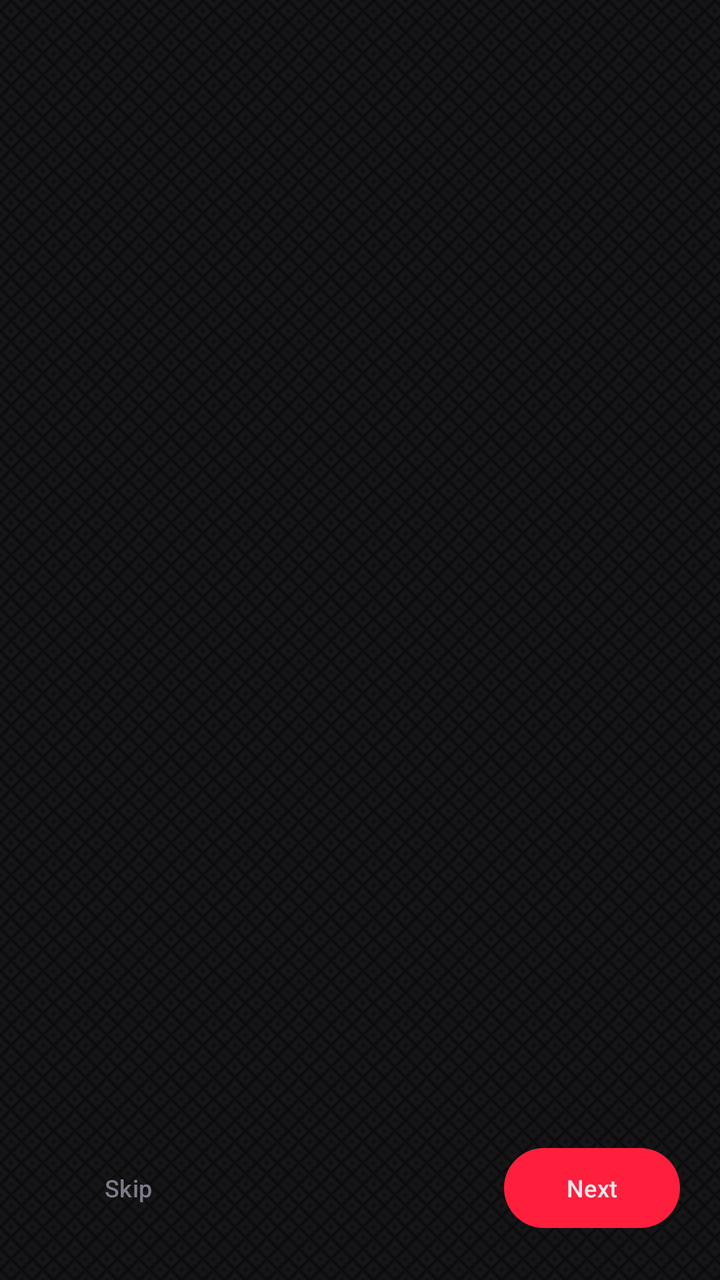
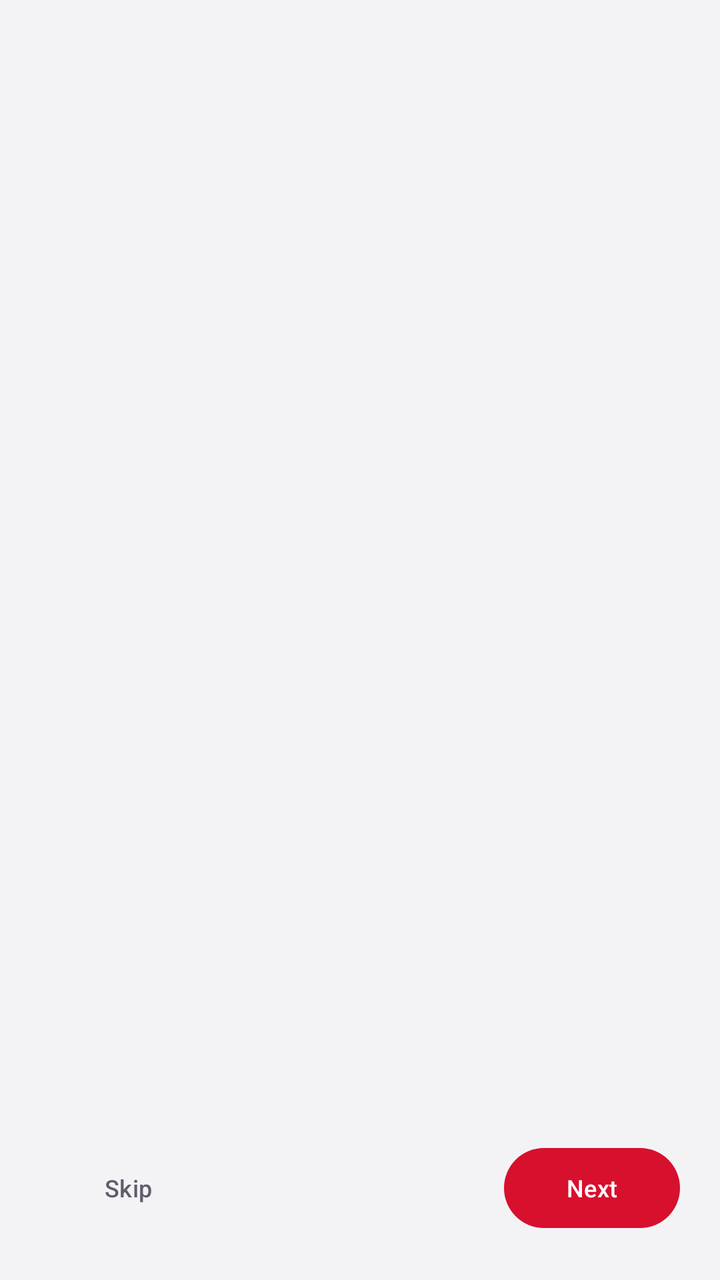

The first picture is an Android layout as it rendered before a commit; the second is the same layout after the commit. The layout source and the unified diff follow.
<!-- AndroidManifest.xml: application theme Theme.GestureMouse -->
<!-- res/layout/dialog_tutorial.xml -->
<?xml version="1.0" encoding="utf-8"?>
<LinearLayout xmlns:android="http://schemas.android.com/apk/res/android"
    xmlns:app="http://schemas.android.com/apk/res-auto"
    android:layout_width="match_parent"
    android:layout_height="match_parent"
    android:orientation="vertical"
    android:background="@drawable/carbon_fiber"
    android:fitsSystemWindows="true">

    <androidx.viewpager2.widget.ViewPager2
        android:id="@+id/tutorialPager"
        android:layout_width="match_parent"
        android:layout_height="0dp"
        android:layout_weight="1" />

    <com.google.android.material.tabs.TabLayout
        android:id="@+id/tutorialDots"
        android:layout_width="wrap_content"
        android:layout_height="wrap_content"
        android:layout_gravity="center_horizontal"
        android:background="@android:color/transparent"
        app:tabBackground="@drawable/tab_dot"
        app:tabGravity="center"
        app:tabIndicatorHeight="0dp"
        app:tabMinWidth="0dp"
        app:tabPaddingStart="7dp"
        app:tabPaddingEnd="7dp" />

    <LinearLayout
        android:layout_width="match_parent"
        android:layout_height="wrap_content"
        android:orientation="horizontal"
        android:gravity="center_vertical"
        android:paddingHorizontal="20dp"
        android:paddingTop="14dp"
        android:paddingBottom="22dp">

        <com.google.android.material.button.MaterialButton
            android:id="@+id/tutorialSkip"
            style="@style/Widget.Material3.Button.TextButton"
            android:layout_width="wrap_content"
            android:layout_height="wrap_content"
            android:text="Skip"
            android:textColor="@color/dim"
            android:textSize="12sp" />

        <View
            android:layout_width="0dp"
            android:layout_height="1dp"
            android:layout_weight="1" />

        <com.google.android.material.button.MaterialButton
            android:id="@+id/tutorialNext"
            style="@style/Widget.Material3.Button"
            android:layout_width="wrap_content"
            android:layout_height="wrap_content"
            android:paddingHorizontal="26dp"
            android:text="Next"
            android:textSize="12sp" />
    </LinearLayout>
</LinearLayout>
<!-- resources referenced by this layout -->
<resources>
  <color name="dim">#FF7C7C88</color>
  <!-- drawable carbon_fiber (drawable) -->
  <?xml version="1.0" encoding="utf-8"?>
  <bitmap xmlns:android="http://schemas.android.com/apk/res/android"
      android:src="@drawable/carbon_tile"
      android:tileMode="repeat"
      android:dither="true" />
  <!-- drawable tab_dot (drawable) -->
  <?xml version="1.0" encoding="utf-8"?>
  <selector xmlns:android="http://schemas.android.com/apk/res/android">
      <item android:state_selected="true">
          <layer-list>
              <item android:gravity="center" android:width="8dp" android:height="8dp">
                  <shape android:shape="oval">
                      <solid android:color="@color/track" />
                  </shape>
              </item>
          </layer-list>
      </item>
      <item>
          <layer-list>
              <item android:gravity="center" android:width="8dp" android:height="8dp">
                  <shape android:shape="oval">
                      <solid android:color="@color/line" />
                  </shape>
              </item>
          </layer-list>
      </item>
  </selector>
  <style name="Theme.GestureMouse" parent="Theme.Material3.Dark.NoActionBar">
          <item name="colorPrimary">@color/track</item>
          <item name="colorOnPrimary">@color/paper</item>
          <item name="colorSecondary">@color/fire</item>
          <item name="android:colorBackground">@color/ink</item>
          <item name="android:statusBarColor">@color/ink</item>
          <item name="android:navigationBarColor">@color/ink</item>
          <item name="android:textColor">@color/paper</item>
          <item name="tabIndicatorColor">@color/track</item>
      </style>
  <!-- drawable carbon_tile: png bitmap (drawable-nodpi, 375 bytes) -->
  <color name="track">#FFFF1F3D</color>
  <color name="line">#FF2A2A32</color>
  <color name="paper">#FFE8E8EC</color>
  <color name="fire">#FFFFA62B</color>
  <color name="ink">#FF0A0A0C</color>
</resources>

<!-- the commit's change to res/layout/dialog_tutorial.xml (unified diff, before → after) -->
@@ -4,7 +4,7 @@
     android:layout_width="match_parent"
     android:layout_height="match_parent"
     android:orientation="vertical"
-    android:background="@drawable/carbon_fiber"
+    android:background="@drawable/app_background"
     android:fitsSystemWindows="true">
 
     <androidx.viewpager2.widget.ViewPager2
<!-- resource entries referenced after the edit -->
@@ -1,12 +1,11 @@
 <!-- resources referenced by this layout -->
 <resources>
-  <color name="dim">#FF7C7C88</color>
-  <!-- drawable carbon_fiber (drawable) -->
+  <color name="dim">#FF5E5E6B</color>
+  <!-- drawable app_background (drawable) -->
   <?xml version="1.0" encoding="utf-8"?>
-  <bitmap xmlns:android="http://schemas.android.com/apk/res/android"
-      android:src="@drawable/carbon_tile"
-      android:tileMode="repeat"
-      android:dither="true" />
+  <shape xmlns:android="http://schemas.android.com/apk/res/android" android:shape="rectangle">
+      <solid android:color="@color/ink" />
+  </shape>
   <!-- drawable tab_dot (drawable) -->
   <?xml version="1.0" encoding="utf-8"?>
   <selector xmlns:android="http://schemas.android.com/apk/res/android">
@@ -29,21 +28,24 @@
           </layer-list>
       </item>
   </selector>
-  <style name="Theme.GestureMouse" parent="Theme.Material3.Dark.NoActionBar">
+  <style name="Theme.GestureMouse" parent="Theme.Material3.DayNight.NoActionBar">
           <item name="colorPrimary">@color/track</item>
-          <item name="colorOnPrimary">@color/paper</item>
+          <item name="colorOnPrimary">@color/on_accent</item>
           <item name="colorSecondary">@color/fire</item>
           <item name="android:colorBackground">@color/ink</item>
           <item name="android:statusBarColor">@color/ink</item>
           <item name="android:navigationBarColor">@color/ink</item>
           <item name="android:textColor">@color/paper</item>
           <item name="tabIndicatorColor">@color/track</item>
+          
+          <item name="android:windowLightStatusBar">@bool/light_bars</item>
+          <item name="android:windowLightNavigationBar">@bool/light_bars</item>
       </style>
-  <!-- drawable carbon_tile: png bitmap (drawable-nodpi, 375 bytes) -->
-  <color name="track">#FFFF1F3D</color>
-  <color name="line">#FF2A2A32</color>
-  <color name="paper">#FFE8E8EC</color>
-  <color name="fire">#FFFFA62B</color>
-  <color name="ink">#FF0A0A0C</color>
+  <color name="ink">#FFF3F3F6</color>
+  <color name="track">#FFD7102D</color>
+  <color name="line">#FFD5D5DD</color>
+  <color name="on_accent">#FFFFFFFF</color>
+  <color name="fire">#FFB86E00</color>
+  <color name="paper">#FF16161B</color>
 </resources>
 
